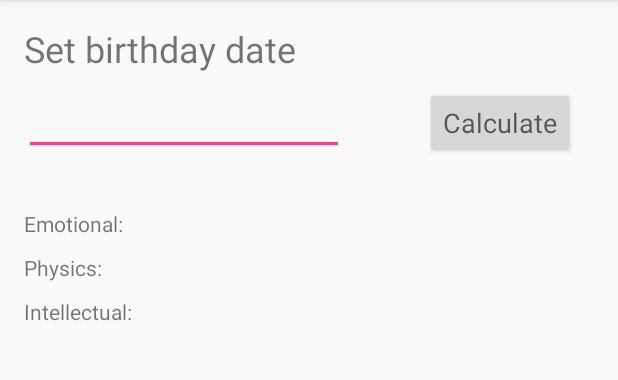
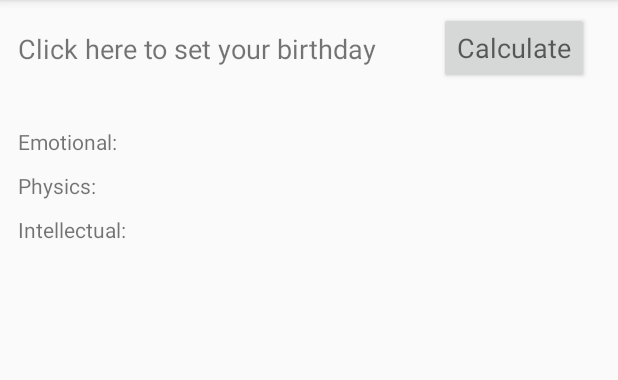
Before and after one commit to LegionK/Goodmorning, an Android app: the BiorhythmusActivity screen opened directly, with no data from a screen before it, on a phone screen of 412 x 824 dp, the part 84-464 px from its top. Run offline under Robolectric (Android 15) with nearby library versions, the phone set to English and light mode, and no system bars.

Commit message:
date picker

```diff
--- a/app/src/main/java/com/example/karakelyan/goodmorning/BiorhythmusActivity.java
+++ b/app/src/main/java/com/example/karakelyan/goodmorning/BiorhythmusActivity.java
@@ -1,5 +1,7 @@
 package com.example.karakelyan.goodmorning;
 
+import android.app.DatePickerDialog;
+import android.app.Dialog;
 import android.support.v7.app.AppCompatActivity;
 import android.os.Bundle;
 import android.view.View;
@@ -15,10 +17,10 @@ import java.util.Date;
 
 public class BiorhythmusActivity extends AppCompatActivity {
 
-    EditText edDate;
-//    int Day;
-//    int Month;
-//    int Year;
+    TextView edDate;
+    int DIALOG_DATE=1;
+    Calendar calendar;
+    SimpleDateFormat dateformat;
     TextView twEmotional;
     TextView twIntellectual;
     TextView twPhysics;
@@ -28,12 +30,38 @@ public class BiorhythmusActivity extends AppCompatActivity {
     protected void onCreate(Bundle savedInstanceState) {
         super.onCreate(savedInstanceState);
         setContentView(R.layout.activity_biorhythmus);
-
-        edDate = (EditText)findViewById(R.id.edDate);
+        dateformat = new SimpleDateFormat("dd.MM.yyyy");
+        calendar =Calendar.getInstance();
+        edDate = (TextView) findViewById(R.id.edDate);
         twEmotional = (TextView)findViewById(R.id.twEmotional);
         twIntellectual = (TextView)findViewById(R.id.twIntellectual);
         twPhysics = (TextView)findViewById(R.id.twPhysics);
     }
+
+    public void onClick(View view){
+        showDialog(DIALOG_DATE);
+    }
+
+    protected Dialog onCreateDialog(int id) {
+        if (id == DIALOG_DATE) {
+
+            DatePickerDialog tpd = new DatePickerDialog(this, myCallBack,
+                    calendar.get(Calendar.DAY_OF_MONTH),
+                    calendar.get(Calendar.MONTH),
+                    calendar.get(Calendar.YEAR));
+            return tpd;
+        }
+        return super.onCreateDialog(id);
+    }
+
+    DatePickerDialog.OnDateSetListener myCallBack = new DatePickerDialog.OnDateSetListener() {
+
+        public void onDateSet(DatePicker view, int year, int monthOfYear,
+                              int dayOfMonth) {
+            monthOfYear++;
+            edDate.setText(dayOfMonth+"."+monthOfYear+"."+year);
+        }
+    };
 
     public  void onCalculateBiorhytmusClick(View view) {
         String a = edDate.getText().toString();
@@ -57,8 +85,6 @@ public class BiorhythmusActivity extends AppCompatActivity {
     }
 
     public  int calcDiff (String a){
-        Calendar calendar =Calendar.getInstance();
-        SimpleDateFormat dateformat = new SimpleDateFormat("dd.MM.yyyy");
         String currentTime=dateformat.format(calendar.getTime());
         Date date1=null;
         Date date2=null;
--- a/app/src/main/java/com/example/karakelyan/goodmorning/CurrencyActivity.java
+++ b/app/src/main/java/com/example/karakelyan/goodmorning/CurrencyActivity.java
@@ -61,6 +61,7 @@ public class CurrencyActivity extends AppCompatActivity {
         protected void onPostExecute(String result) {
             progressBar.setVisibility(ProgressBar.INVISIBLE);
             list.add(new CurrencyCompare(Frst,Scnd,result));
+
             listView.setAdapter(adapter);
         }
     }
--- a/app/src/main/res/layout/activity_biorhythmus.xml
+++ b/app/src/main/res/layout/activity_biorhythmus.xml
@@ -6,29 +6,19 @@
     android:layout_height="match_parent"
     tools:context=".BiorhythmusActivity">
 
+
     <TextView
-        android:id="@+id/textView"
+        android:id="@+id/edDate"
         android:layout_width="wrap_content"
-        android:layout_height="wrap_content"
-        android:layout_marginLeft="16dp"
-        android:layout_marginStart="16dp"
-        android:layout_marginTop="16dp"
-        android:text="Set birthday date"
-        android:textSize="24sp"
+        android:layout_height="0dp"
+        android:layout_marginLeft="12dp"
+        android:layout_marginStart="12dp"
+        android:layout_marginTop="20dp"
+        android:text="Click here to set your birthday"
+        android:textSize="18dp"
+        android:onClick="onClick"
         app:layout_constraintStart_toStartOf="parent"
         app:layout_constraintTop_toTopOf="parent" />
-
-    <EditText
-        android:id="@+id/edDate"
-        android:layout_width="wrap_content"
-        android:layout_height="wrap_content"
-        android:layout_marginLeft="16dp"
-        android:layout_marginStart="16dp"
-        android:layout_marginTop="9dp"
-        android:ems="10"
-        android:inputType="date"
-        app:layout_constraintStart_toStartOf="parent"
-        app:layout_constraintTop_toBottomOf="@+id/textView" />
 
     <TextView
         android:id="@+id/textView2"
@@ -52,9 +42,9 @@
         android:id="@+id/textView3"
         android:layout_width="wrap_content"
         android:layout_height="wrap_content"
-        android:layout_marginLeft="16dp"
-        android:layout_marginStart="16dp"
-        android:layout_marginTop="36dp"
+        android:layout_marginLeft="12dp"
+        android:layout_marginStart="12dp"
+        android:layout_marginTop="40dp"
         android:text="Emotional: "
         app:layout_constraintStart_toStartOf="parent"
         app:layout_constraintTop_toBottomOf="@+id/edDate" />
@@ -67,13 +57,14 @@
         android:layout_marginLeft="28dp"
         android:layout_marginRight="8dp"
         android:layout_marginStart="28dp"
+        android:layout_marginTop="8dp"
+        android:onClick="onCalculateBiorhytmusClick"
         android:text="Calculate"
-        android:onClick="onCalculateBiorhytmusClick"
         android:textAppearance="@style/TextAppearance.AppCompat.Medium"
         app:layout_constraintEnd_toEndOf="parent"
         app:layout_constraintHorizontal_bias="0.555"
         app:layout_constraintStart_toEndOf="@+id/edDate"
-        app:layout_constraintTop_toTopOf="@+id/edDate" />
+        app:layout_constraintTop_toTopOf="parent" />
 
     <TextView
         android:id="@+id/twEmotional"
```
